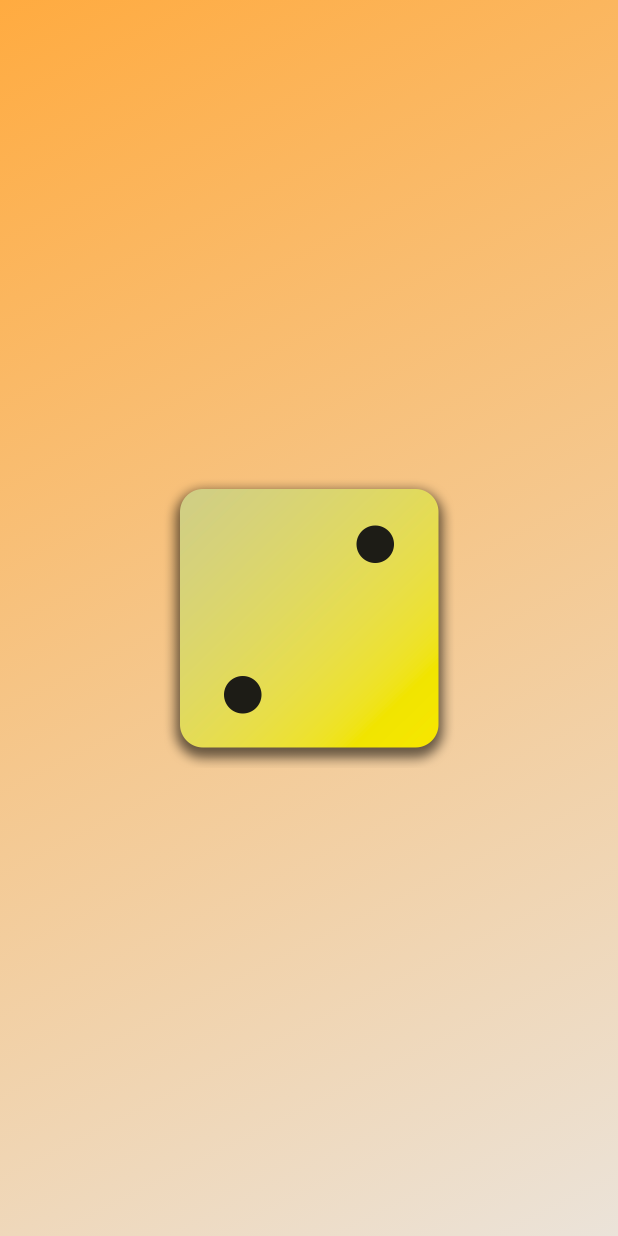
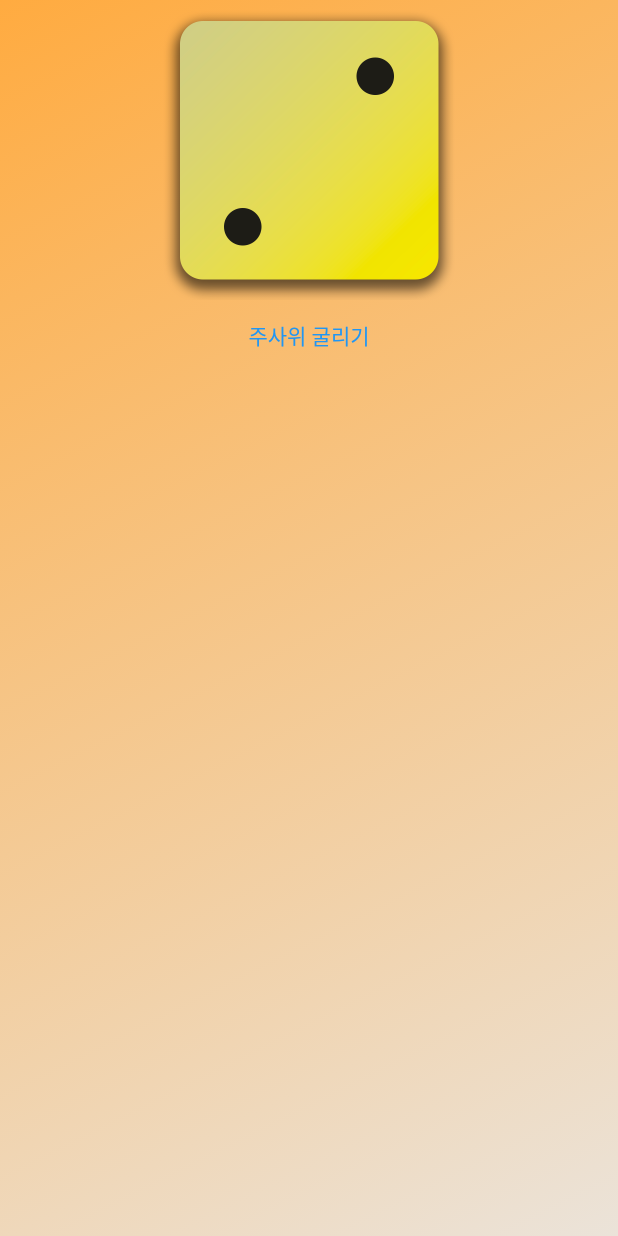
Before and after one commit to beetrbgus/2023-Flutter------, a Flutter app: the screen it shows after launch, on a phone screen of 412 x 824 dp. Run offline on Flutter 3.47's test engine with Material 2 defaults, Android fonts, the phone set to English and light mode, and no system bars.

Commit message:
주사위를 굴릴 버튼과 기본적인 함수 정의

```diff
--- a/first_app/lib/gradient_container.dart
+++ b/first_app/lib/gradient_container.dart
@@ -14,6 +14,12 @@ class GradientContainer extends StatelessWidget {
         color2 = const Color.fromARGB(255, 235, 227, 217);
   final Color color1;
   final Color color2;
+
+  // 주사위 굴리면 나오는 행동을 정의
+  void rollDice() {
+    print("눌림!");
+  }
+
   @override
   Widget build(context) {
     return Container(
@@ -25,9 +31,14 @@ class GradientContainer extends StatelessWidget {
         ),
       ),
       child: Center(
-        child: Image.asset(
-          'assets/images/dice-2.png',
-          width: 200,
+        child: Column(
+          children: [
+            Image.asset(
+              'assets/images/dice-2.png',
+              width: 200,
+            ),
+            TextButton(onPressed: rollDice, child: const Text('주사위 굴리기'))
+          ],
         ),
       ),
     );
```
